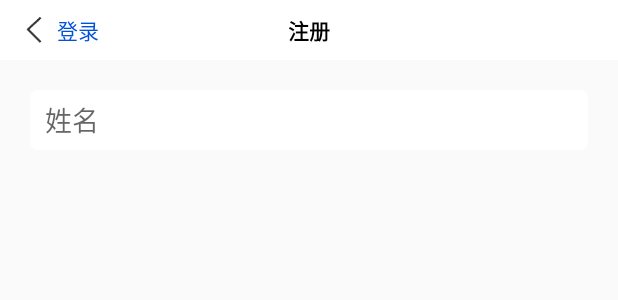
After one commit to houcy/Bjychj, an Android app: the layout activity_register.xml on its own in the app's theme, with its tools: preview values and no code run, on a phone screen of 412 x 824 dp. The commit adds this screen. Shown: the top 300 px of the screen. Run offline under Robolectric (Android 15) with nearby library versions, the light colour scheme and no system bars.

Commit message:
register page

```diff
--- a/app/src/main/AndroidManifest.xml
+++ b/app/src/main/AndroidManifest.xml
@@ -2,7 +2,7 @@
 <manifest xmlns:android="http://schemas.android.com/apk/res/android"
     package="com.bjychj.c">
 
-    <uses-permission android:name="android.permission.INTERNET"/>
+    <uses-permission android:name="android.permission.INTERNET" />
 
     <application
         android:allowBackup="true"
@@ -11,7 +11,8 @@
         android:roundIcon="@mipmap/ic_launcher_round"
         android:supportsRtl="true"
         android:theme="@style/AppTheme">
-        <activity android:name=".MainActivity">
+        <activity android:name=".activity.RegisterActivity"></activity>
+        <activity android:name=".activity.MainActivity">
             <intent-filter>
                 <action android:name="android.intent.action.MAIN" />
 
--- /dev/null
+++ b/app/src/main/res/drawable/shape_bg_et.xml
@@ -0,0 +1,6 @@
+<?xml version="1.0" encoding="utf-8"?>
+<shape xmlns:android="http://schemas.android.com/apk/res/android">
+    <solid android:color="@color/colorWhite" />
+    <corners android:radius="5dp" />
+
+</shape>
--- /dev/null
+++ b/app/src/main/res/layout/activity_register.xml
@@ -0,0 +1,66 @@
+<?xml version="1.0" encoding="utf-8"?>
+<android.support.constraint.ConstraintLayout xmlns:android="http://schemas.android.com/apk/res/android"
+    xmlns:app="http://schemas.android.com/apk/res-auto"
+    xmlns:tools="http://schemas.android.com/tools"
+    android:layout_width="match_parent"
+    android:layout_height="match_parent"
+    tools:context=".activity.RegisterActivity">
+
+    <android.support.constraint.ConstraintLayout
+        android:layout_width="match_parent"
+        android:layout_height="40dp"
+        android:background="@color/colorWhite"
+        app:layout_constraintTop_toTopOf="parent">
+
+        <LinearLayout
+            android:id="@+id/llBack"
+            android:layout_width="wrap_content"
+            android:layout_height="match_parent"
+            android:orientation="horizontal"
+            android:paddingRight="20dp"
+            app:layout_constraintLeft_toLeftOf="parent">
+
+            <ImageView
+                android:layout_width="wrap_content"
+                android:layout_height="wrap_content"
+                android:layout_gravity="center"
+                android:layout_marginLeft="15dp"
+                android:src="@mipmap/icon_back" />
+
+            <TextView
+                android:layout_width="wrap_content"
+                android:layout_height="wrap_content"
+                android:layout_gravity="center"
+                android:layout_marginLeft="5dp"
+                android:text="@string/desc_login"
+                android:textColor="@color/colorBlue"
+                android:textSize="14sp" />
+        </LinearLayout>
+
+        <TextView
+            android:layout_width="wrap_content"
+            android:layout_height="wrap_content"
+            android:text="@string/desc_register"
+            android:textColor="@color/colorBlack"
+            android:textSize="14sp"
+            android:textStyle="bold"
+            app:layout_constraintBottom_toBottomOf="parent"
+            app:layout_constraintLeft_toLeftOf="parent"
+            app:layout_constraintRight_toRightOf="parent"
+            app:layout_constraintTop_toTopOf="parent" />
+
+
+    </android.support.constraint.ConstraintLayout>
+
+    <EditText
+        android:id="@+id/etName"
+        android:layout_width="match_parent"
+        android:layout_height="40dp"
+        android:layout_marginLeft="20dp"
+        android:layout_marginTop="60dp"
+        android:layout_marginRight="20dp"
+        android:background="@drawable/shape_bg_et"
+        android:hint="@string/desc_name"
+        android:paddingLeft="10dp"
+        app:layout_constraintTop_toTopOf="parent" />
+</android.support.constraint.ConstraintLayout>
--- a/app/src/main/res/values/colors.xml
+++ b/app/src/main/res/values/colors.xml
@@ -8,4 +8,5 @@
     <color name="colorWhite">#FFFFFF</color>
     <color name="colorRed">#ffff4444</color>
     <color name="colorBlue">#0052d9</color>
+    <color name="colorBlack">#000000</color>
 </resources>
--- a/app/src/main/res/values/strings.xml
+++ b/app/src/main/res/values/strings.xml
@@ -7,4 +7,5 @@
     <string name="desc_login">登录</string>
     <string name="desc_input_account">请输入账号</string>
     <string name="desc_input_pwd">请输入密码</string>
+    <string name="desc_name">姓名</string>
 </resources>
--- a/app/src/main/res/values/styles.xml
+++ b/app/src/main/res/values/styles.xml
@@ -4,7 +4,7 @@
     <style name="AppTheme" parent="@style/Theme.AppCompat.Light">
         <item name="windowNoTitle">true</item>
         <item name="windowActionBar">false</item>
-        <item name="android:windowFullscreen">true</item>
+        <item name="android:windowFullscreen">false</item>
         <item name="android:windowContentOverlay">@null</item>
     </style>
 
```
Also changed, not shown: app/build.gradle (+9 -9 lines), app/src/main/java/com/bjychj/c/activity/MainActivity.kt (added, +22 -0 lines), app/src/main/java/com/bjychj/c/activity/RegisterActivity.kt (renamed from app/src/main/java/com/bjychj/c/MainActivity.kt, +4 -3 lines), app/src/main/res/layout/activity_main.xml (+26 -22 lines), app/src/main/res/mipmap-xxxhdpi/icon_back.png (added).
